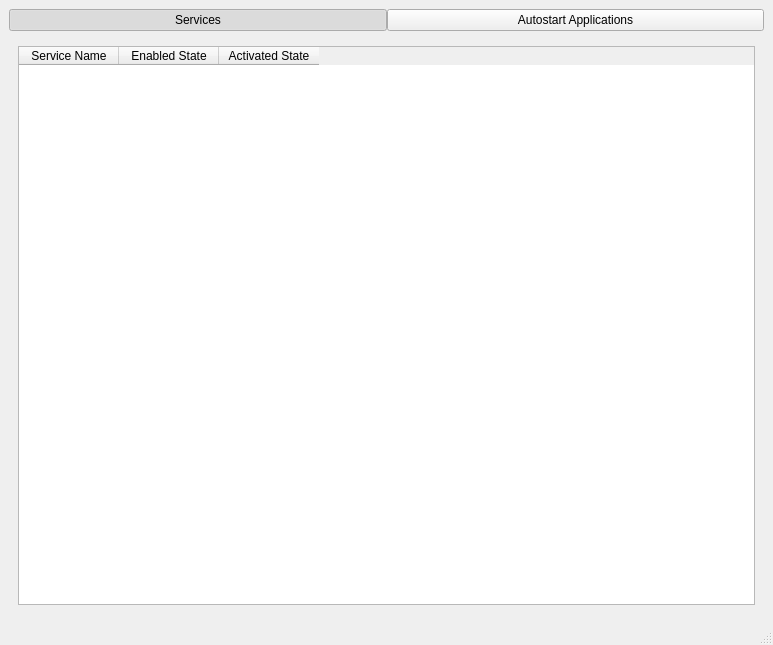
The window that ui/MainWindow.ui (V6lhost/pardus-system-services-manager) describes before a commit, drawn with Qt 5.
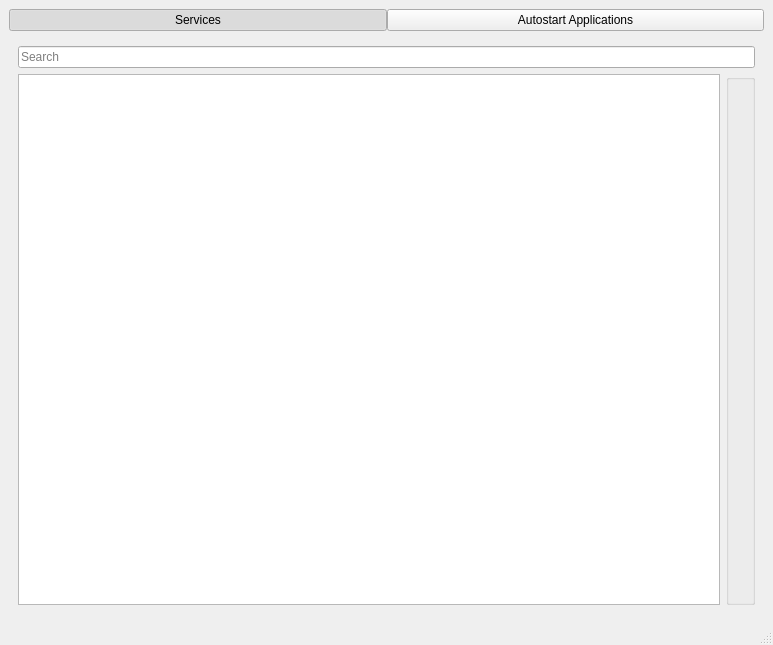
The same window after the commit. The open tabs and pages were chosen to show the change.

Commit message: MainWindow: Integrate search function for units

What changed in the file:
```diff
--- a/ui/MainWindow.ui
+++ b/ui/MainWindow.ui
@@ -56,10 +56,19 @@
       <property name="currentIndex">
        <number>1</number>
       </property>
-      <widget class="QWidget" name="pageServices">
-       <layout class="QHBoxLayout" name="horizontalLayout_6">
+      <widget class="QWidget" name="pageUnits">
+       <layout class="QVBoxLayout" name="verticalLayout_3">
         <item>
-         <widget class="QTableWidget" name="tableWidgetServices">
+         <widget class="QLineEdit" name="lineEditSearchUnits">
+          <property name="placeholderText">
+           <string>Search</string>
+          </property>
+         </widget>
+        </item>
+        <item>
+         <layout class="QHBoxLayout" name="horizontalLayout_2">
+          <item>
+           <widget class="QTableView" name="tableViewUnits">
           <property name="sizeAdjustPolicy">
            <enum>QAbstractScrollArea::SizeAdjustPolicy::AdjustToContents</enum>
           </property>
@@ -75,33 +84,22 @@
           <property name="sortingEnabled">
            <bool>true</bool>
           </property>
-          <attribute name="horizontalHeaderCascadingSectionResizes">
-           <bool>false</bool>
-          </attribute>
-          <attribute name="horizontalHeaderStretchLastSection">
-           <bool>false</bool>
-          </attribute>
-          <column>
-           <property name="text">
-            <string>Service Name</string>
-           </property>
-           <property name="font">
-            <font>
-             <bold>false</bold>
-            </font>
-           </property>
-          </column>
-          <column>
-           <property name="text">
-            <string>Enabled State</string>
-           </property>
-          </column>
-          <column>
-           <property name="text">
-            <string>Activated State</string>
-           </property>
-          </column>
-         </widget>
+            <attribute name="horizontalHeaderMinimumSectionSize">
+             <number>0</number>
+            </attribute>
+            <attribute name="verticalHeaderDefaultSectionSize">
+             <number>30</number>
+            </attribute>
+           </widget>
+          </item>
+          <item>
+           <widget class="QGroupBox" name="groupBox">
+            <property name="title">
+             <string/>
+            </property>
+           </widget>
+          </item>
+         </layout>
         </item>
        </layout>
       </widget>
```
Left out of the diff: 7 changed lines with no effect on the pictures. Lines whose indentation alone changed are shown as unchanged. The commit also changes 1 other file.
